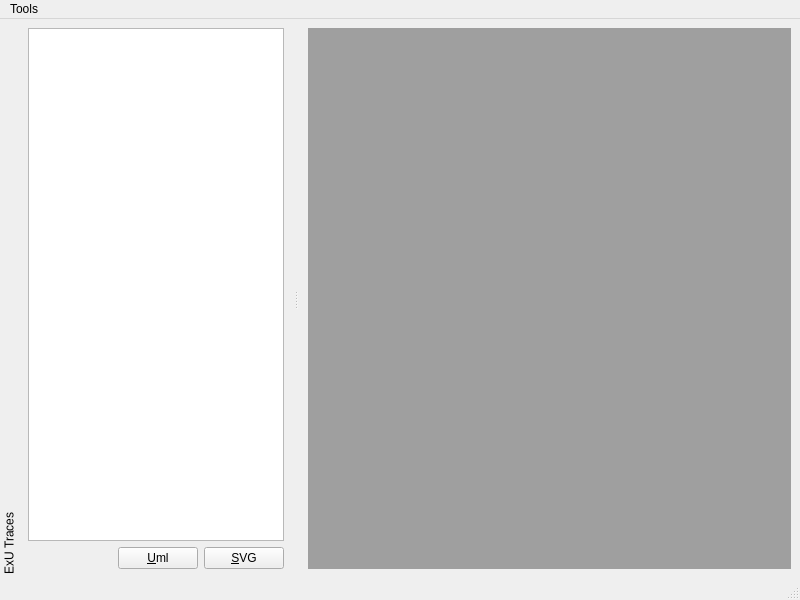
Qt form tools/ui/mainwindow.ui (neel/prova) before a commit.
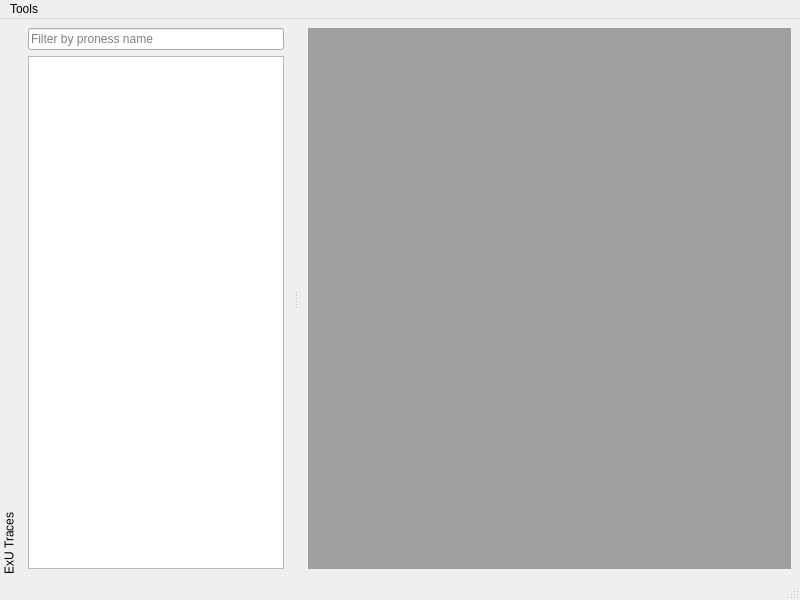
The same form after that commit.

Commit message: - added sort filter proxy model over ExUModel

Patch:
```diff
--- a/tools/ui/mainwindow.ui
+++ b/tools/ui/mainwindow.ui
@@ -40,7 +40,7 @@
   <widget class="QStatusBar" name="statusbar"/>
   <widget class="QDockWidget" name="dockWidget">
    <property name="features">
-    <set>QDockWidget::DockWidgetVerticalTitleBar</set>
+    <set>QDockWidget::DockWidgetMovable|QDockWidget::DockWidgetVerticalTitleBar</set>
    </property>
    <property name="allowedAreas">
     <set>Qt::LeftDockWidgetArea|Qt::RightDockWidgetArea</set>
@@ -53,6 +53,16 @@
    </attribute>
    <widget class="QWidget" name="dockWidgetContents">
     <layout class="QVBoxLayout" name="verticalLayout">
+     <item>
+      <widget class="QLineEdit" name="processNameLineEdit">
+       <property name="placeholderText">
+        <string>Filter by proness name</string>
+       </property>
+       <property name="clearButtonEnabled">
+        <bool>true</bool>
+       </property>
+      </widget>
+     </item>
      <item>
       <widget class="QTreeView" name="exuTreeView">
        <property name="editTriggers">
@@ -72,37 +82,6 @@
        </attribute>
       </widget>
      </item>
-     <item>
-      <layout class="QHBoxLayout" name="horizontalLayout">
-       <item>
-        <spacer name="horizontalSpacer">
-         <property name="orientation">
-          <enum>Qt::Horizontal</enum>
-         </property>
-         <property name="sizeHint" stdset="0">
-          <size>
-           <width>40</width>
-           <height>20</height>
-          </size>
-         </property>
-        </spacer>
-       </item>
-       <item>
-        <widget class="QPushButton" name="pushButton">
-         <property name="text">
-          <string>&amp;Uml</string>
-         </property>
-        </widget>
-       </item>
-       <item>
-        <widget class="QPushButton" name="pushButton_2">
-         <property name="text">
-          <string>&amp;SVG</string>
-         </property>
-        </widget>
-       </item>
-      </layout>
-     </item>
     </layout>
    </widget>
   </widget>
```
Left out of the diff: 2 changed lines with no effect on the pictures. The commit also changes 12 other files.
